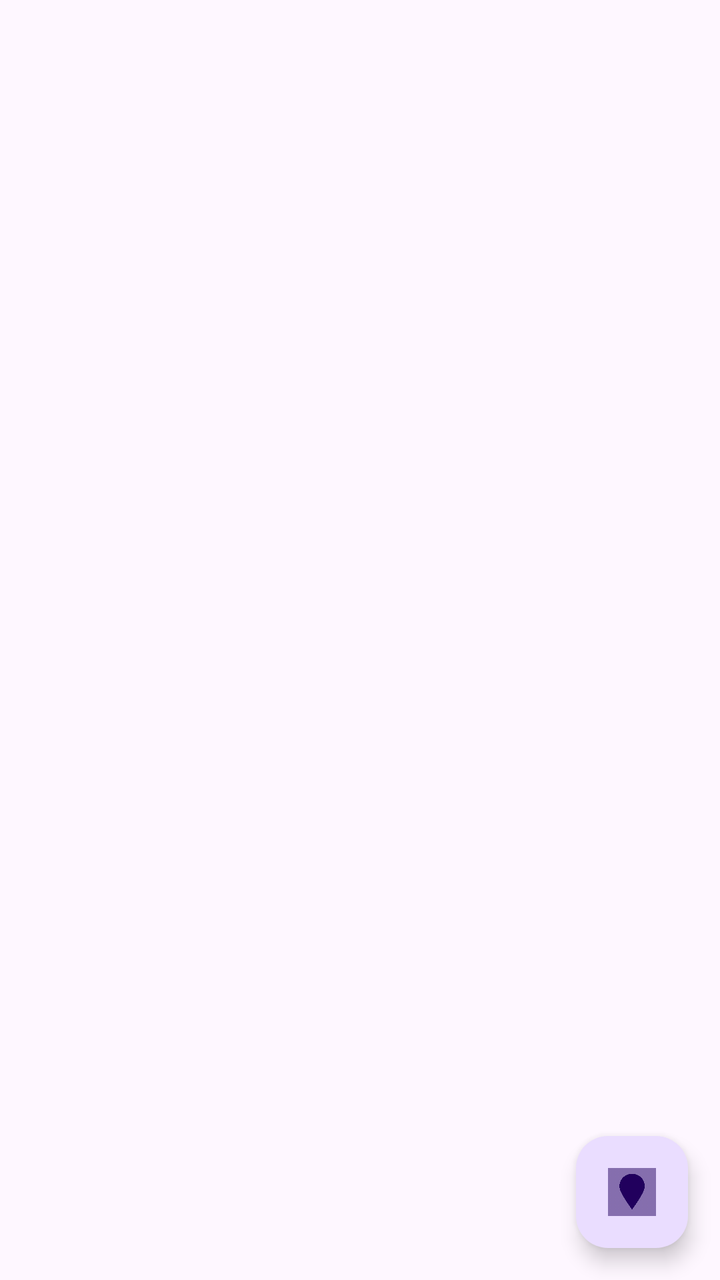
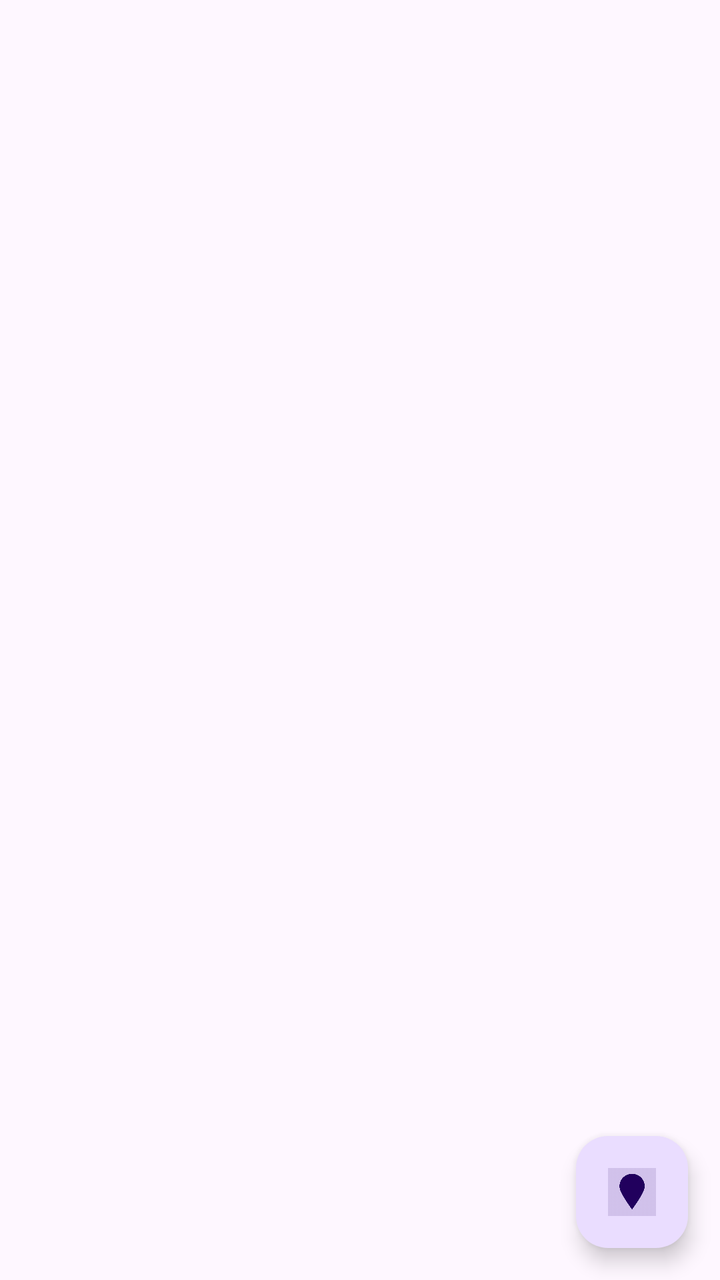

An Android layout rendered at two revisions. The XML below is the earlier revision; the diff shows what the commit changed to produce the second picture.
<!-- AndroidManifest.xml: application theme Theme.PublicWIFI -->
<!-- res/layout/activity_main.xml -->
<?xml version="1.0" encoding="utf-8"?>
<FrameLayout xmlns:android="http://schemas.android.com/apk/res/android"
    xmlns:app="http://schemas.android.com/apk/res-auto"
    xmlns:tools="http://schemas.android.com/tools"
    android:id="@+id/main"
    android:layout_width="match_parent"
    android:layout_height="match_parent"
    tools:context=".MainActivity">


    <androidx.fragment.app.FragmentContainerView
        android:id="@+id/map"
        android:layout_width="match_parent"
        android:layout_height="match_parent"
        app:navermap_locationButtonEnabled="true" />

    <com.google.android.material.floatingactionbutton.FloatingActionButton
        android:id="@+id/fab_wifi_list"
        android:layout_width="wrap_content"
        android:layout_height="wrap_content"
        android:layout_gravity="bottom|end"
        android:layout_margin="16dp"
        android:src="@drawable/wifi"
        android:contentDescription="와이파이 목록 열기"/>







































</FrameLayout>
<!-- resources referenced by this layout -->
<resources>
  <!-- drawable wifi: png bitmap (drawable, 222264 bytes) -->
  <style name="Theme.PublicWIFI" parent="Base.Theme.PublicWIFI" />
  <style name="Base.Theme.PublicWIFI" parent="Theme.Material3.DayNight.NoActionBar">
          
          
      </style>
</resources>

<!-- the commit's change to res/layout/activity_main.xml (unified diff, before → after) -->
@@ -25,40 +25,4 @@
 
 
 
-
-
-
-
-
-
-
-
-
-
-
-
-
-
-
-
-
-
-
-
-
-
-
-
-
-
-
-
-
-
-
-
-
-
-
-
 </FrameLayout>
<!-- resource entries referenced after the edit -->
@@ -1,6 +1,6 @@
 <!-- resources referenced by this layout -->
 <resources>
-  <!-- drawable wifi: png bitmap (drawable, 222264 bytes) -->
+  <!-- drawable wifi: png bitmap (drawable, 90548 bytes) -->
   <style name="Theme.PublicWIFI" parent="Base.Theme.PublicWIFI" />
   <style name="Base.Theme.PublicWIFI" parent="Theme.Material3.DayNight.NoActionBar">
           
